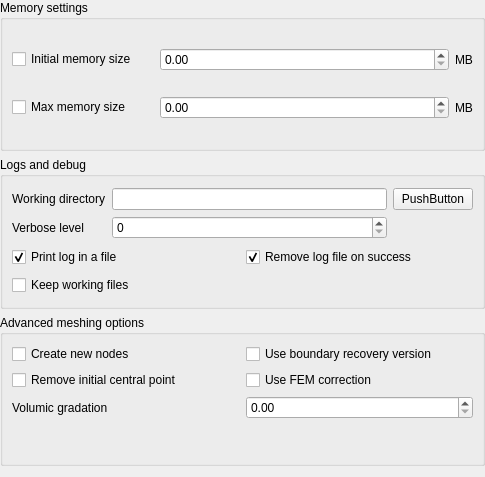
SalomePlatform/ghs3dplugin, file src/GUI/GHS3DPluginGUI_AdvWidget_QTD.ui: the form before one commit.
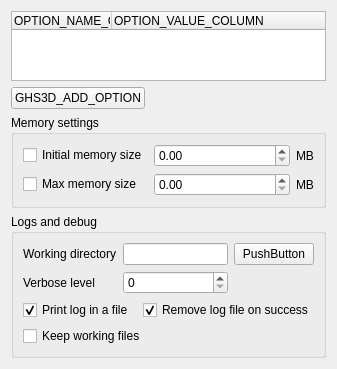
The form after the commit. Custom widgets are drawn as their Qt base class.

Commit message: #17784 [EDF] MESH-GEMS-2.9.6 Meshers options

What changed in the file:
```diff
--- a/src/GUI/GHS3DPluginGUI_AdvWidget_QTD.ui
+++ b/src/GUI/GHS3DPluginGUI_AdvWidget_QTD.ui
@@ -6,24 +6,67 @@
    <rect>
     <x>0</x>
     <y>0</y>
-    <width>485</width>
-    <height>477</height>
+    <width>337</width>
+    <height>369</height>
    </rect>
   </property>
   <property name="windowTitle">
    <string>Form</string>
   </property>
-  <layout class="QVBoxLayout" name="verticalLayout_2">
-   <property name="leftMargin">
-    <number>0</number>
-   </property>
-   <property name="topMargin">
-    <number>0</number>
-   </property>
-   <property name="rightMargin">
-    <number>0</number>
-   </property>
-   <item>
+  <layout class="QGridLayout" name="gridLayout_4">
+   <item row="0" column="0" colspan="2">
+    <widget class="GHS3DPluginGUI_TreeWidget" name="myOptionTable">
+     <property name="editTriggers">
+      <set>QAbstractItemView::DoubleClicked|QAbstractItemView::EditKeyPressed</set>
+     </property>
+     <property name="tabKeyNavigation">
+      <bool>true</bool>
+     </property>
+     <column>
+      <property name="text">
+       <string>OPTION_NAME_COLUMN</string>
+      </property>
+      <property name="font">
+       <font>
+        <weight>50</weight>
+        <bold>false</bold>
+       </font>
+      </property>
+     </column>
+     <column>
+      <property name="text">
+       <string>OPTION_VALUE_COLUMN</string>
+      </property>
+      <property name="font">
+       <font>
+        <weight>50</weight>
+        <bold>false</bold>
+       </font>
+      </property>
+     </column>
+    </widget>
+   </item>
+   <item row="1" column="0">
+    <widget class="QPushButton" name="addBtn">
+     <property name="text">
+      <string>GHS3D_ADD_OPTION</string>
+     </property>
+    </widget>
+   </item>
+   <item row="1" column="1">
+    <spacer name="horizontalSpacer">
+     <property name="orientation">
+      <enum>Qt::Horizontal</enum>
+     </property>
+     <property name="sizeHint" stdset="0">
+      <size>
+       <width>188</width>
+       <height>20</height>
+      </size>
+     </property>
+    </spacer>
+   </item>
+   <item row="2" column="0" colspan="2">
     <widget class="QGroupBox" name="memoryGroupBox">
      <property name="title">
       <string>Memory settings</string>
@@ -104,7 +147,7 @@
      </layout>
     </widget>
    </item>
-   <item>
+   <item row="3" column="0" colspan="2">
     <widget class="QGroupBox" name="logGroupBox">
      <property name="title">
       <string>Logs and debug</string>
@@ -178,56 +221,6 @@
      </layout>
     </widget>
    </item>
-   <item>
-    <widget class="QGroupBox" name="advancedMeshingGroupBox">
-     <property name="title">
-      <string>Advanced meshing options</string>
-     </property>
-     <layout class="QGridLayout" name="gridLayout_4">
-      <item row="1" column="1">
-       <widget class="QCheckBox" name="FEMCorrectionCheck">
-        <property name="text">
-         <string>Use FEM correction</string>
-        </property>
-       </widget>
-      </item>
-      <item row="1" column="0">
-       <widget class="QCheckBox" name="removeInitialCentralPointCheck">
-        <property name="text">
-         <string>Remove initial central point</string>
-        </property>
-       </widget>
-      </item>
-      <item row="6" column="1">
-       <widget class="SMESHGUI_SpinBox" name="gradationSpinBox"/>
-      </item>
-      <item row="6" column="0">
-       <widget class="QLabel" name="gradationLabel">
-        <property name="text">
-         <string>Volumic gradation</string>
-        </property>
-       </widget>
-      </item>
-      <item row="0" column="0">
-       <widget class="QCheckBox" name="createNewNodesCheck">
-        <property name="text">
-         <string>Create new nodes</string>
-        </property>
-       </widget>
-      </item>
-      <item row="0" column="1">
-       <widget class="QCheckBox" name="boundaryRecoveryCheck">
-        <property name="text">
-         <string>Use boundary recovery version</string>
-        </property>
-       </widget>
-      </item>
-      <item row="7" column="0" colspan="2">
-       <widget class="SMESH_AdvOptionsWdg" name="advOptionTable" native="true"/>
-      </item>
-     </layout>
-    </widget>
-   </item>
   </layout>
  </widget>
  <customwidgets>
@@ -237,10 +230,9 @@
    <header location="global">SMESHGUI_SpinBox.h</header>
   </customwidget>
   <customwidget>
-   <class>SMESH_AdvOptionsWdg</class>
-   <extends>QWidget</extends>
-   <header location="global">SMESH_AdvOptionsWdg.h</header>
-   <container>1</container>
+   <class>GHS3DPluginGUI_TreeWidget</class>
+   <extends>QTreeWidget</extends>
+   <header location="global">GHS3DPluginGUI_TreeWidget.h</header>
   </customwidget>
  </customwidgets>
  <resources/>
```
The commit also changes 19 other files.
